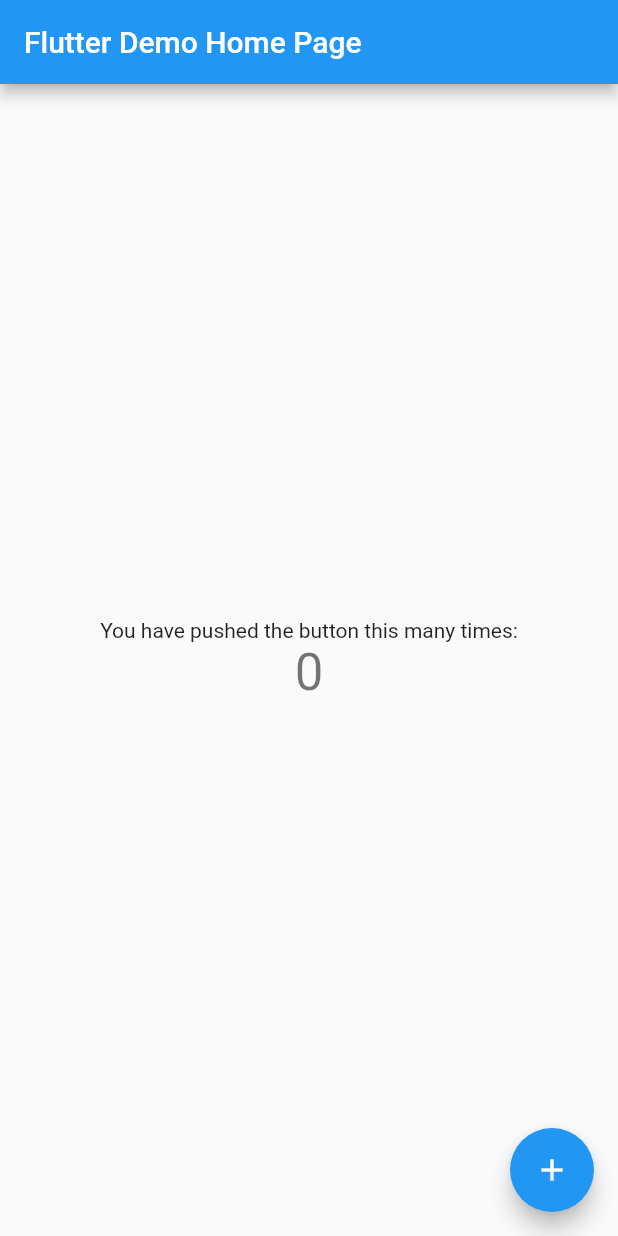
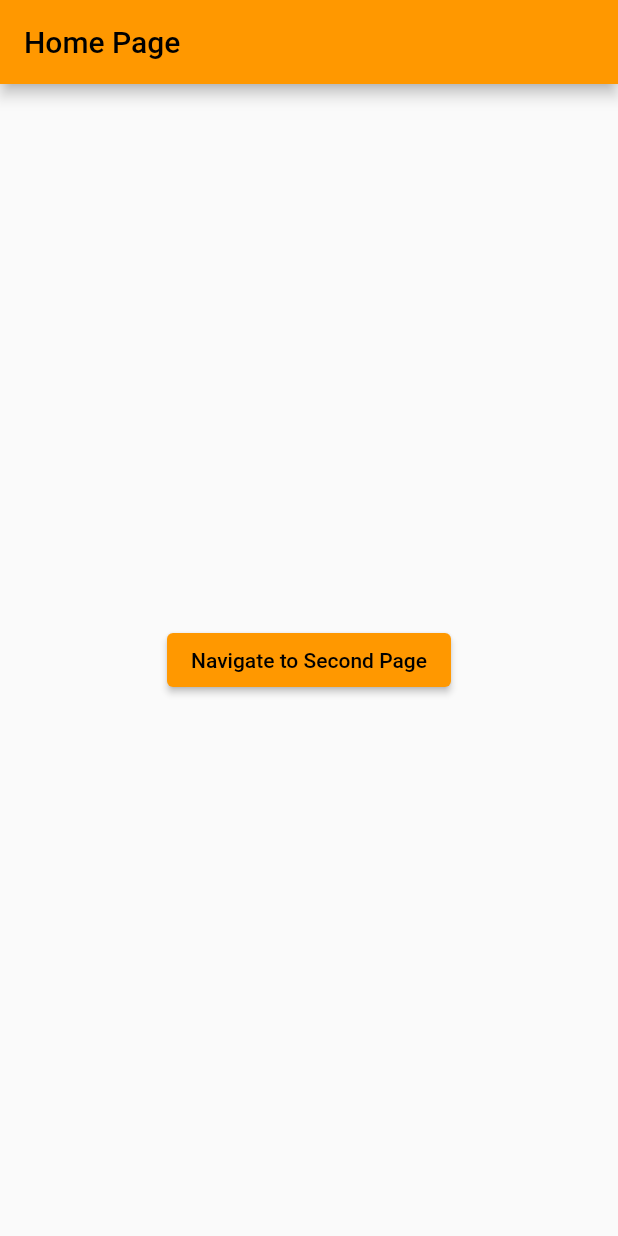
Before and after one commit to juanmachuca95/packs_flutter, a Flutter app: the screen it shows after launch, on a phone screen of 412 x 824 dp. Run offline on Flutter 3.47's test engine with Material 2 defaults, Android fonts, the phone set to English and light mode, and no system bars; our stand-ins replace flutter_modular.

Commit message:
Modular - Gestión de rutas e injección de dependencias.

```diff
--- /dev/null
+++ b/lib/AppWidget.dart
@@ -0,0 +1,12 @@
+import 'package:flutter/material.dart';
+import 'package:flutter_modular/flutter_modular.dart';
+
+class AppWidget extends StatelessWidget {
+  Widget build(BuildContext context) {
+    return MaterialApp(
+      title: 'Packs Flutter',
+      theme: ThemeData(primarySwatch: Colors.orange),
+      debugShowCheckedModeBanner: false,
+    ).modular(); //added by extension
+  }
+}
--- /dev/null
+++ b/lib/features/second.dart
@@ -0,0 +1,16 @@
+import 'package:flutter/material.dart';
+import 'package:flutter_modular/flutter_modular.dart';
+
+class SecondPage extends StatelessWidget {
+  Widget build(BuildContext context) {
+    return Scaffold(
+      appBar: AppBar(title: Text('Second Page')),
+      body: Center(
+        child: ElevatedButton(
+          onPressed: () => Modular.to.navigate('/'),
+          child: Text('Back to Home'),
+        ),
+      ),
+    );
+  }
+}
--- /dev/null
+++ b/lib/home.dart
@@ -0,0 +1,16 @@
+import 'package:flutter/material.dart';
+import 'package:flutter_modular/flutter_modular.dart';
+
+class HomePage extends StatelessWidget {
+  Widget build(BuildContext context) {
+    return Scaffold(
+      appBar: AppBar(title: Text('Home Page')),
+      body: Center(
+        child: ElevatedButton(
+          onPressed: () => Modular.to.navigate('/second'),
+          child: Text('Navigate to Second Page'),
+        ),
+      ),
+    );
+  }
+}
--- a/lib/main.dart
+++ b/lib/main.dart
@@ -1,113 +1,8 @@
-import 'package:flutter/material.dart';
+import "package:flutter/material.dart";
+import 'package:flutter_modular/flutter_modular.dart';
+import 'package:packs_flutter/AppModule.dart';
+import 'package:packs_flutter/AppWidget.dart';
 
 void main() {
-  runApp(MyApp());
+  runApp(ModularApp(module: AppModule(), child: AppWidget()));
 }
-
-class MyApp extends StatelessWidget {
-  // This widget is the root of your application.
-  @override
-  Widget build(BuildContext context) {
-    return MaterialApp(
-      title: 'Flutter Demo',
-      theme: ThemeData(
-        // This is the theme of your application.
-        //
-        // Try running your application with "flutter run". You'll see the
-        // application has a blue toolbar. Then, without quitting the app, try
-        // changing the primarySwatch below to Colors.green and then invoke
-        // "hot reload" (press "r" in the console where you ran "flutter run",
-        // or simply save your changes to "hot reload" in a Flutter IDE).
-        // Notice that the counter didn't reset back to zero; the application
-        // is not restarted.
-        primarySwatch: Colors.blue,
-      ),
-      home: MyHomePage(title: 'Flutter Demo Home Page'),
-    );
-  }
-}
-
-class MyHomePage extends StatefulWidget {
-  MyHomePage({Key? key, required this.title}) : super(key: key);
-
-  // This widget is the home page of your application. It is stateful, meaning
-  // that it has a State object (defined below) that contains fields that affect
-  // how it looks.
-
-  // This class is the configuration for the state. It holds the values (in this
-  // case the title) provided by the parent (in this case the App widget) and
-  // used by the build method of the State. Fields in a Widget subclass are
-  // always marked "final".
-
-  final String title;
-
-  @override
-  _MyHomePageState createState() => _MyHomePageState();
-}
-
-class _MyHomePageState extends State<MyHomePage> {
-  int _counter = 0;
-
-  void _incrementCounter() {
-    setState(() {
-      // This call to setState tells the Flutter framework that something has
-      // changed in this State, which causes it to rerun the build method below
-      // so that the display can reflect the updated values. If we changed
-      // _counter without calling setState(), then the build method would not be
-      // called again, and so nothing would appear to happen.
-      _counter++;
-    });
-  }
-
-  @override
-  Widget build(BuildContext context) {
-    // This method is rerun every time setState is called, for instance as done
-    // by the _incrementCounter method above.
-    //
-    // The Flutter framework has been optimized to make rerunning build methods
-    // fast, so that you can just rebuild anything that needs updating rather
-    // than having to individually change instances of widgets.
-    return Scaffold(
-      appBar: AppBar(
-        // Here we take the value from the MyHomePage object that was created by
-        // the App.build method, and use it to set our appbar title.
-        title: Text(widget.title),
-      ),
-      body: Center(
-        // Center is a layout widget. It takes a single child and positions it
-        // in the middle of the parent.
-        child: Column(
-          // Column is also a layout widget. It takes a list of children and
-          // arranges them vertically. By default, it sizes itself to fit its
-          // children horizontally, and tries to be as tall as its parent.
-          //
-          // Invoke "debug painting" (press "p" in the console, choose the
-          // "Toggle Debug Paint" action from the Flutter Inspector in Android
-          // Studio, or the "Toggle Debug Paint" command in Visual Studio Code)
-          // to see the wireframe for each widget.
-          //
-          // Column has various properties to control how it sizes itself and
-          // how it positions its children. Here we use mainAxisAlignment to
-          // center the children vertically; the main axis here is the vertical
-          // axis because Columns are vertical (the cross axis would be
-          // horizontal).
-          mainAxisAlignment: MainAxisAlignment.center,
-          children: <Widget>[
-            Text(
-              'You have pushed the button this many times:',
-            ),
-            Text(
-              '$_counter',
-              style: Theme.of(context).textTheme.headline4,
-            ),
-          ],
-        ),
-      ),
-      floatingActionButton: FloatingActionButton(
-        onPressed: _incrementCounter,
-        tooltip: 'Increment',
-        child: Icon(Icons.add),
-      ), // This trailing comma makes auto-formatting nicer for build methods.
-    );
-  }
-}
--- a/pubspec.yaml
+++ b/pubspec.yaml
@@ -28,6 +28,7 @@
   # The following adds the Cupertino Icons font to your application.
   # Use with the CupertinoIcons class for iOS style icons.
   cupertino_icons: ^1.0.2
+  flutter_modular: ^4.1.2
 
 dev_dependencies:
   flutter_test:
```
Also changed, not shown: lib/AppModule.dart (added, +28 -0 lines), pubspec.lock, 2 other files.
